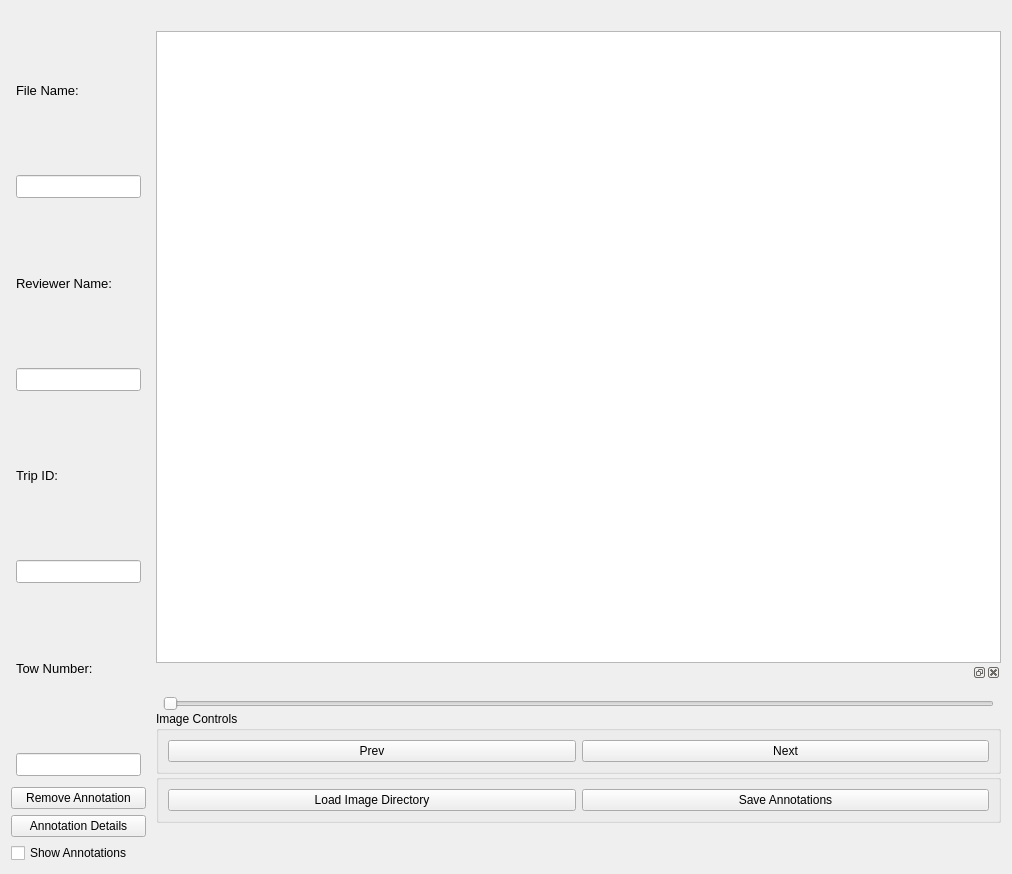
First picture: the form in src/image_annotator/mainwindow.ui, repository cvisionai/Tator-Native, before the edit.
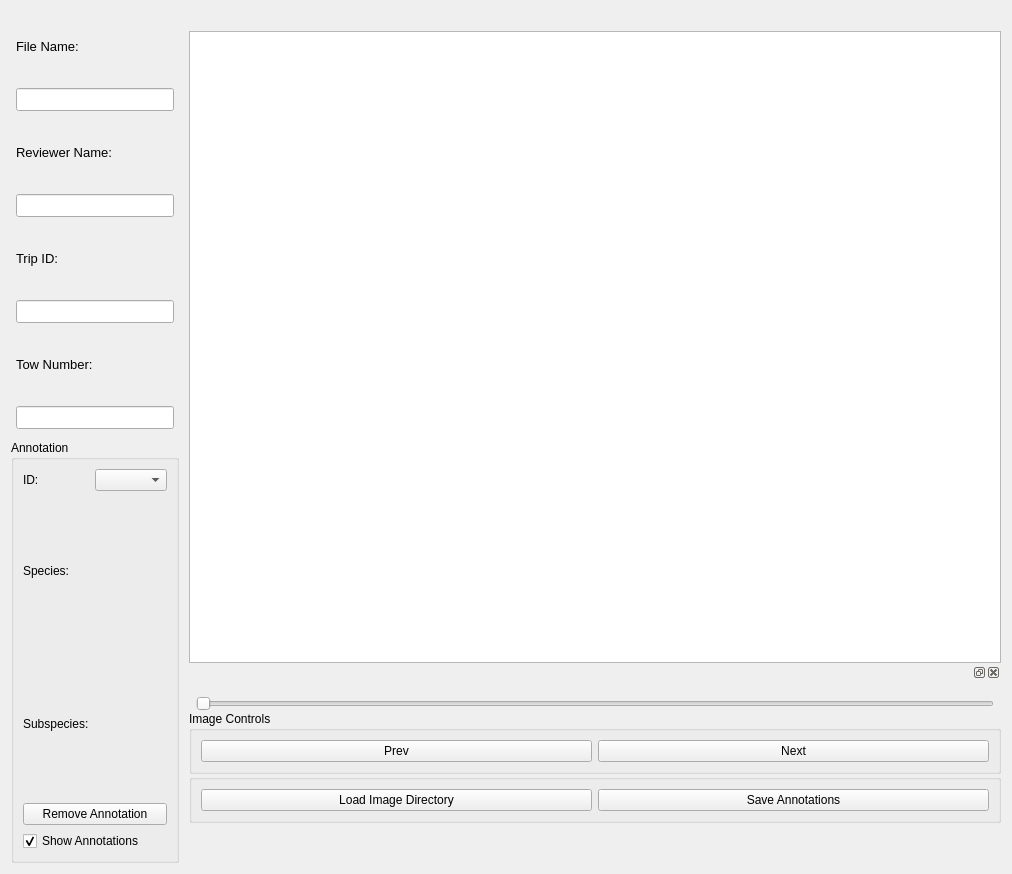
Second picture: the form after the edit.

Commit message: Add annotation group box with id combo box and displayed species and remove button

Patch:
```diff
--- a/src/image_annotator/mainwindow.ui
+++ b/src/image_annotator/mainwindow.ui
@@ -196,24 +196,67 @@
        <item>
         <layout class="QVBoxLayout" name="verticalLayout_3">
          <item>
+          <widget class="QGroupBox" name="groupBox">
+           <property name="title">
+            <string>Annotation</string>
+           </property>
+           <layout class="QGridLayout" name="gridLayout">
+            <item row="2" column="2">
+             <widget class="QLabel" name="subspeciesValue">
+              <property name="text">
+               <string/>
+              </property>
+             </widget>
+            </item>
+            <item row="1" column="2">
+             <widget class="QLabel" name="speciesValue">
+              <property name="text">
+               <string/>
+              </property>
+             </widget>
+            </item>
+            <item row="5" column="1" colspan="2">
           <widget class="QPushButton" name="removeAnnotation">
            <property name="text">
             <string>Remove Annotation</string>
            </property>
           </widget>
          </item>
-         <item>
-          <widget class="QPushButton" name="annotationDetails">
-           <property name="text">
-            <string>Annotation Details</string>
-           </property>
-          </widget>
-         </item>
-         <item>
+            <item row="0" column="2">
+             <widget class="QComboBox" name="idSelection"/>
+            </item>
+            <item row="6" column="1" colspan="2">
           <widget class="QCheckBox" name="showAnnotations">
            <property name="text">
             <string>Show Annotations</string>
            </property>
+              <property name="checked">
+               <bool>true</bool>
+              </property>
+             </widget>
+            </item>
+            <item row="0" column="1">
+             <widget class="QLabel" name="label">
+              <property name="text">
+               <string>ID:</string>
+              </property>
+             </widget>
+            </item>
+            <item row="1" column="1">
+             <widget class="QLabel" name="label_2">
+              <property name="text">
+               <string>Species:</string>
+              </property>
+             </widget>
+            </item>
+            <item row="2" column="1">
+             <widget class="QLabel" name="label_4">
+              <property name="text">
+               <string>Subspecies:</string>
+              </property>
+             </widget>
+            </item>
+           </layout>
           </widget>
          </item>
         </layout>
```
Lines whose indentation alone changed are shown as unchanged. The commit also changes 2 other files.
